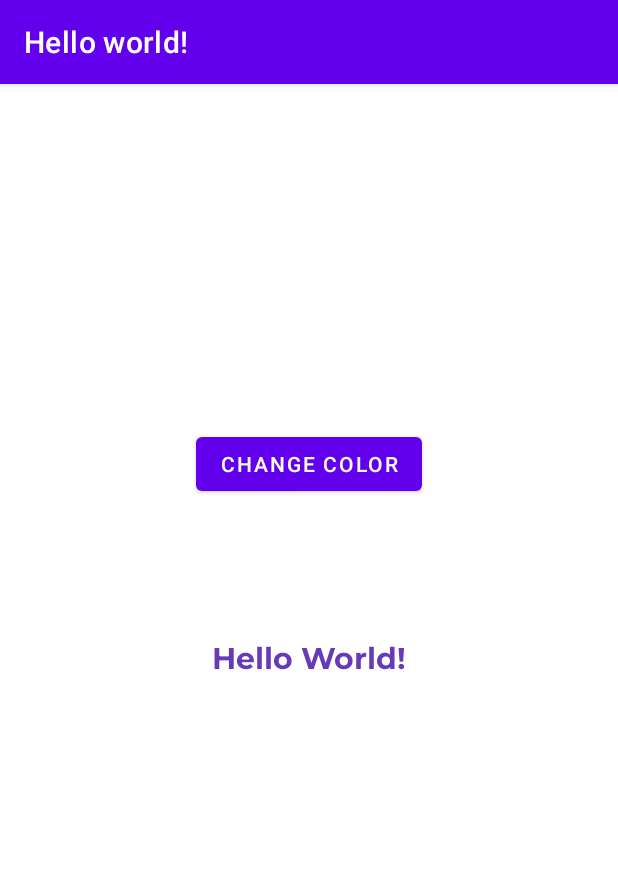
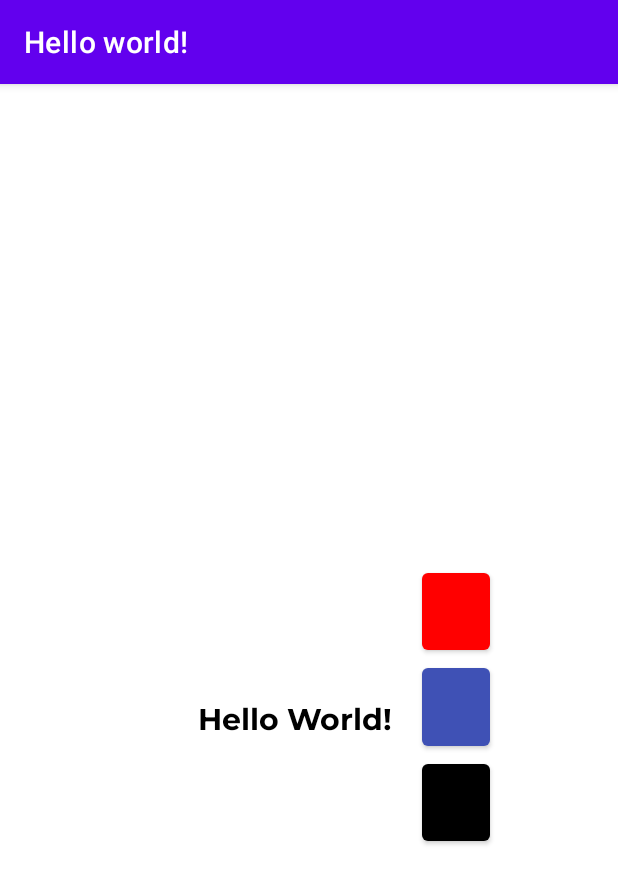
Before and after one commit to Morkva-morkoy/hello_word, an Android app: the screen it shows after launch (MainActivity), on a phone screen of 412 x 824 dp. Shown: the top 884 px of the screen. Run offline under Robolectric (Android 15) with nearby library versions, the phone set to English and light mode, and no system bars.

Commit message:
added change colors

```diff
--- a/app/src/main/java/com/example/hello_word/MainActivity.kt
+++ b/app/src/main/java/com/example/hello_word/MainActivity.kt
@@ -14,26 +14,44 @@ import android.widget.TextView
 class MainActivity : AppCompatActivity() {
     //
     private lateinit var textus: TextView
-    private lateinit var but: Button
+    private lateinit var but_red: Button
+    private lateinit var but_blue: Button
+    private lateinit var but_black: Button
 
 
     override fun onCreate(savedInstanceState: Bundle?) {
         super.onCreate(savedInstanceState)
         setContentView(R.layout.activity_main)
 //
-        but = findViewById(R.id.button)
+        but_red = findViewById(R.id.button)
+        but_blue = findViewById(R.id.button4)
+        but_black = findViewById(R.id.button3)
         textus = findViewById(R.id.textView)
-        textus.setTextColor(Color.parseColor("#673AB7"))
 //  }
 
 
-        but.setOnClickListener {
-            if(textus.currentTextColor == -10011977){
-                textus.setTextColor(Color.parseColor("#000000"))
-            }
-            else{
-                textus.setTextColor(Color.parseColor("#673AB7"))
-            }
+        but_red.setOnClickListener {
+            textus.setTextColor(Color.parseColor("#FF0000"))
+
+        }
+
+        but_blue.setOnClickListener {
+            textus.setTextColor(Color.parseColor("#3F51B5"))
+        }
+
+        but_black.setOnClickListener {
+            textus.setTextColor(Color.parseColor("#000000"))
+        }
+    }
+}
+
+
+//            if(textus.currentTextColor == -10011977){
+//                textus.setTextColor(Color.parseColor("#000000"))
+//            }
+//            else{
+//                textus.setTextColor(Color.parseColor("#673AB7"))
+//            }
 
 
 
@@ -42,6 +60,3 @@ class MainActivity : AppCompatActivity() {
 //            {
 //                textus.text = "Hello World!"
 //            }
-        }
-    }
-}
--- a/app/src/main/res/layout/activity_main.xml
+++ b/app/src/main/res/layout/activity_main.xml
@@ -10,30 +10,50 @@
         android:id="@+id/textView"
         android:layout_width="wrap_content"
         android:layout_height="wrap_content"
-        android:layout_marginBottom="349dp"
+        android:layout_marginStart="132dp"
+        android:layout_marginEnd="19dp"
+        android:layout_marginBottom="7dp"
         android:fontFamily="@font/montserrat_bold"
         android:text="Hello World!"
-        android:textColor="#673AB7"
+        android:textColor="#000000"
         android:textSize="20sp"
         android:textStyle="bold"
-        app:layout_constraintBottom_toBottomOf="parent"
-        app:layout_constraintEnd_toEndOf="@+id/button"
-        app:layout_constraintLeft_toLeftOf="parent"
-        app:layout_constraintRight_toRightOf="parent"
-        app:layout_constraintStart_toStartOf="@+id/button"
-        app:layout_constraintTop_toBottomOf="@+id/button" />
+        app:layout_constraintBottom_toBottomOf="@+id/button4"
+        app:layout_constraintEnd_toStartOf="@+id/button4"
+        app:layout_constraintStart_toStartOf="parent" />
 
     <Button
         android:id="@+id/button"
-        android:layout_width="wrap_content"
-        android:layout_height="wrap_content"
-        android:layout_marginTop="210dp"
-        android:layout_marginBottom="74dp"
-        android:text="Change color"
-        app:layout_constraintBottom_toTopOf="@+id/textView"
+        android:layout_width="0dp"
+        android:layout_height="0dp"
+        android:layout_marginTop="320dp"
+        app:backgroundTint="#FF0000"
+        app:layout_constraintBottom_toTopOf="@+id/button4"
+        app:layout_constraintEnd_toEndOf="@+id/button4"
+        app:layout_constraintStart_toStartOf="@+id/button4"
+        app:layout_constraintTop_toTopOf="parent" />
+
+    <Button
+        android:id="@+id/button3"
+        android:layout_width="0dp"
+        android:layout_height="0dp"
+        android:layout_marginBottom="257dp"
+        app:backgroundTint="#000000"
+        app:layout_constraintBottom_toBottomOf="parent"
+        app:layout_constraintEnd_toEndOf="@+id/button4"
+        app:layout_constraintStart_toStartOf="@+id/button4"
+        app:layout_constraintTop_toBottomOf="@+id/button4" />
+
+    <Button
+        android:id="@+id/button4"
+        android:layout_width="0dp"
+        android:layout_height="0dp"
+        android:layout_marginEnd="85dp"
+        app:backgroundTint="#3F51B5"
+        app:layout_constraintBottom_toTopOf="@+id/button3"
         app:layout_constraintEnd_toEndOf="parent"
-        app:layout_constraintStart_toStartOf="parent"
-        app:layout_constraintTop_toTopOf="parent" />
+        app:layout_constraintStart_toEndOf="@+id/textView"
+        app:layout_constraintTop_toBottomOf="@+id/button" />
 
     <!--    <TextView-->
     <!--        android:id="@+id/textView1"-->
```
Lines whose indentation alone changed are shown as unchanged.
